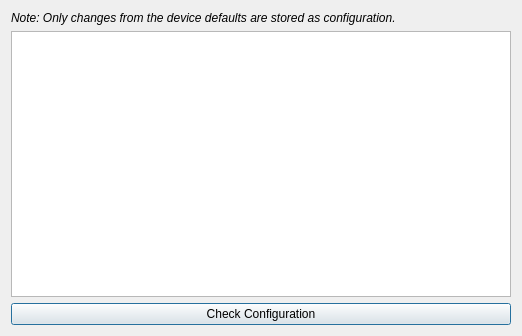
Qt form src/pythonGui/karabogui/project/dialog/device_configuration.ui (European-XFEL/Karabo) before a commit.
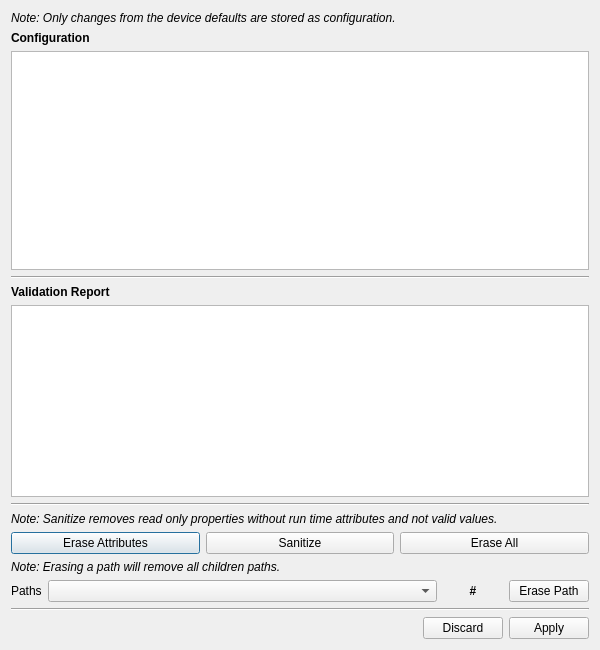
The same form after that commit.

Commit message: GUI: Provide dialog to erase and purge properties of configurations

What changed in the file:
```diff
--- a/src/pythonGui/karabogui/project/dialog/device_configuration.ui
+++ b/src/pythonGui/karabogui/project/dialog/device_configuration.ui
@@ -6,14 +6,14 @@
    <rect>
     <x>0</x>
     <y>0</y>
-    <width>518</width>
-    <height>336</height>
+    <width>600</width>
+    <height>650</height>
    </rect>
   </property>
   <property name="windowTitle">
    <string>Dialog</string>
   </property>
-  <layout class="QVBoxLayout" name="verticalLayout">
+  <layout class="QVBoxLayout" name="verticalLayout_2">
    <item>
     <widget class="QLabel" name="ui_note">
      <property name="font">
@@ -28,20 +28,218 @@
      </property>
     </widget>
    </item>
+   <item>
+    <widget class="QLabel" name="label_2">
+     <property name="font">
+      <font>
+       <weight>75</weight>
+       <bold>true</bold>
+      </font>
+     </property>
+     <property name="text">
+      <string>Configuration</string>
+     </property>
+    </widget>
+   </item>
    <item>
     <widget class="QTextEdit" name="ui_text_info">
+     <property name="sizePolicy">
+      <sizepolicy hsizetype="MinimumExpanding" vsizetype="MinimumExpanding">
+       <horstretch>0</horstretch>
+       <verstretch>0</verstretch>
+      </sizepolicy>
+     </property>
      <property name="minimumSize">
       <size>
-       <width>500</width>
+       <width>400</width>
        <height>0</height>
       </size>
      </property>
+     <property name="readOnly">
+      <bool>true</bool>
+     </property>
     </widget>
    </item>
    <item>
-    <widget class="QPushButton" name="ui_show">
+    <layout class="QVBoxLayout" name="verticalLayout">
+     <item>
+      <widget class="Line" name="line">
+       <property name="orientation">
+        <enum>Qt::Horizontal</enum>
+       </property>
+      </widget>
+     </item>
+     <item>
+      <widget class="QLabel" name="label_3">
+       <property name="font">
+        <font>
+         <weight>75</weight>
+         <bold>true</bold>
+        </font>
+       </property>
+       <property name="text">
+        <string>Validation Report</string>
+       </property>
+      </widget>
+     </item>
+     <item>
+      <widget class="QTextEdit" name="ui_valid_info">
+       <property name="sizePolicy">
+        <sizepolicy hsizetype="MinimumExpanding" vsizetype="MinimumExpanding">
+         <horstretch>0</horstretch>
+         <verstretch>0</verstretch>
+        </sizepolicy>
+       </property>
+       <property name="minimumSize">
+        <size>
+         <width>400</width>
+         <height>0</height>
+        </size>
+       </property>
+       <property name="readOnly">
+        <bool>true</bool>
+       </property>
+      </widget>
+     </item>
+    </layout>
+   </item>
+   <item>
+    <widget class="Line" name="line_2">
+     <property name="orientation">
+      <enum>Qt::Horizontal</enum>
+     </property>
+    </widget>
+   </item>
+   <item>
+    <widget class="QLabel" name="label_4">
+     <property name="font">
+      <font>
+       <italic>true</italic>
+      </font>
+     </property>
      <property name="text">
-      <string>Check Configuration</string>
+      <string>Note: Sanitize removes read only properties without run time attributes and not valid values.</string>
+     </property>
+     <property name="wordWrap">
+      <bool>true</bool>
+     </property>
+    </widget>
+   </item>
+   <item>
+    <layout class="QHBoxLayout" name="horizontalLayout_2">
+     <item>
+      <widget class="QPushButton" name="ui_erase_attributes">
+       <property name="text">
+        <string>Erase Attributes</string>
+       </property>
+      </widget>
+     </item>
+     <item>
+      <widget class="QPushButton" name="ui_sanitize">
+       <property name="text">
+        <string>Sanitize</string>
+       </property>
+      </widget>
+     </item>
+     <item>
+      <widget class="QPushButton" name="ui_erase_all">
+       <property name="maximumSize">
+        <size>
+         <width>16777215</width>
+         <height>16777215</height>
+        </size>
+       </property>
+       <property name="text">
+        <string>Erase All</string>
+       </property>
+      </widget>
+     </item>
+    </layout>
+   </item>
+   <item>
+    <widget class="QLabel" name="ui_valid_note">
+     <property name="font">
+      <font>
+       <weight>50</weight>
+       <italic>true</italic>
+       <bold>false</bold>
+      </font>
+     </property>
+     <property name="text">
+      <string>Note: Erasing a path will remove all children paths.</string>
+     </property>
+     <property name="wordWrap">
+      <bool>true</bool>
+     </property>
+    </widget>
+   </item>
+   <item>
+    <layout class="QHBoxLayout" name="horizontalLayout">
+     <item>
+      <widget class="QLabel" name="label">
+       <property name="text">
+        <string>Paths</string>
+       </property>
+      </widget>
+     </item>
+     <item>
+      <widget class="QComboBox" name="ui_paths">
+       <property name="sizePolicy">
+        <sizepolicy hsizetype="MinimumExpanding" vsizetype="Fixed">
+         <horstretch>0</horstretch>
+         <verstretch>0</verstretch>
+        </sizepolicy>
+       </property>
+      </widget>
+     </item>
+     <item>
+      <widget class="QLabel" name="ui_num_paths">
+       <property name="minimumSize">
+        <size>
+         <width>60</width>
+         <height>0</height>
+        </size>
+       </property>
+       <property name="font">
+        <font>
+         <weight>75</weight>
+         <bold>true</bold>
+        </font>
+       </property>
+       <property name="text">
+        <string>#</string>
+       </property>
+       <property name="alignment">
+        <set>Qt::AlignCenter</set>
+       </property>
+      </widget>
+     </item>
+     <item>
+      <widget class="QPushButton" name="ui_erase_path">
+       <property name="maximumSize">
+        <size>
+         <width>140</width>
+         <height>16777215</height>
+        </size>
+       </property>
+       <property name="text">
+        <string>Erase Path</string>
+       </property>
+      </widget>
+     </item>
+    </layout>
+   </item>
+   <item>
+    <widget class="Line" name="line_4">
+     <property name="orientation">
+      <enum>Qt::Horizontal</enum>
+     </property>
+    </widget>
+   </item>
+   <item>
+    <widget class="QDialogButtonBox" name="ui_buttonBox">
+     <property name="standardButtons">
+      <set>QDialogButtonBox::Apply|QDialogButtonBox::Discard</set>
      </property>
     </widget>
    </item>
```
The commit also changes 6 other files.
